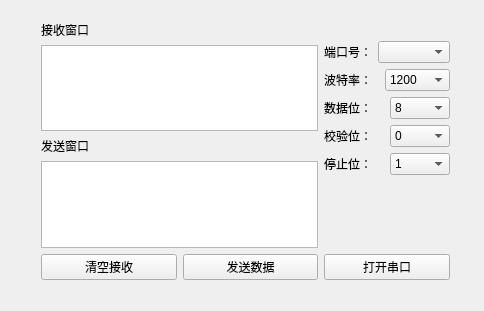
itwhy1994/Qt-SerialPort, file mainwindow.ui: the form before one commit.
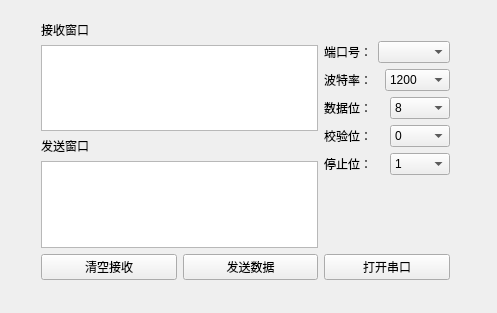
The form after the commit.

```diff
--- a/mainwindow.ui
+++ b/mainwindow.ui
@@ -6,10 +6,16 @@
    <rect>
     <x>0</x>
     <y>0</y>
-    <width>484</width>
-    <height>311</height>
+    <width>497</width>
+    <height>313</height>
    </rect>
   </property>
+  <property name="sizePolicy">
+   <sizepolicy hsizetype="Preferred" vsizetype="Preferred">
+    <horstretch>1</horstretch>
+    <verstretch>1</verstretch>
+   </sizepolicy>
+  </property>
   <property name="windowTitle">
    <string>MainWindow</string>
   </property>
```
Left out of the diff: 2 changed lines with no effect on the pictures.
